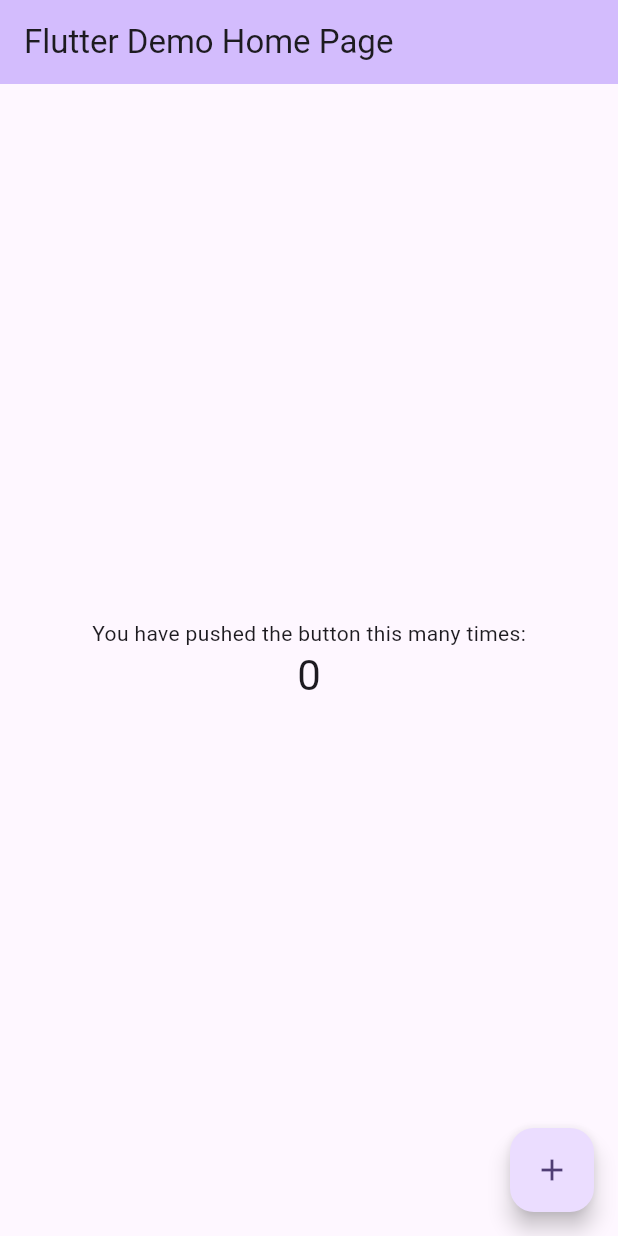
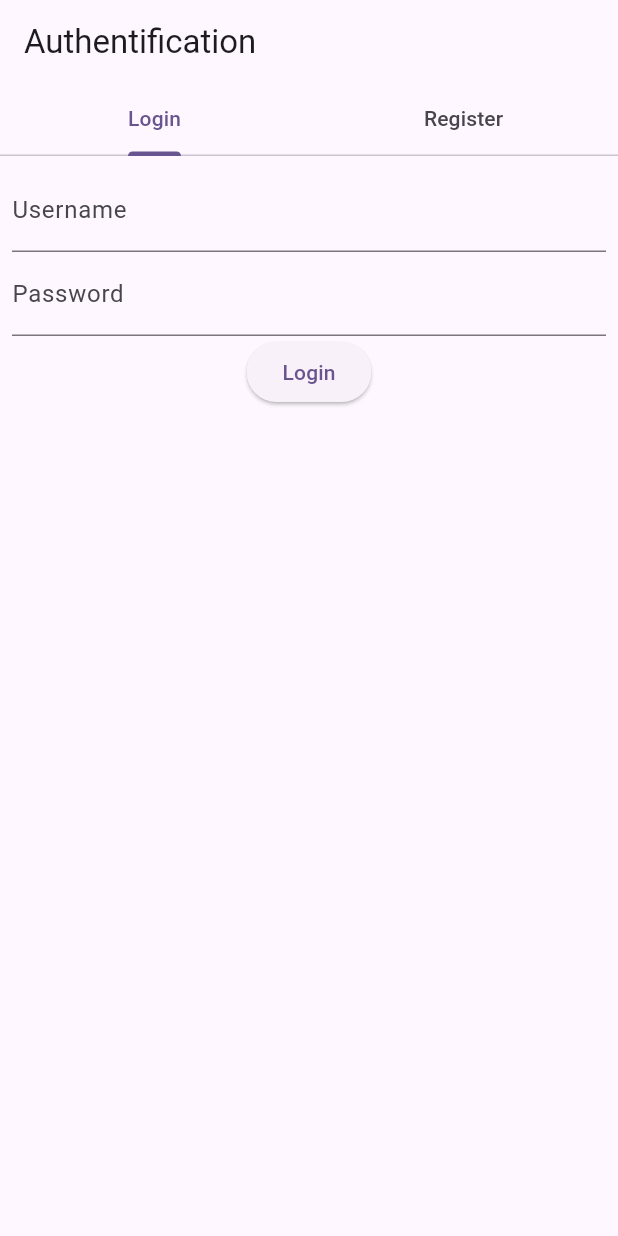
Before and after one commit to elemouellic/FrontCovoiturage, a Flutter app: the screen it shows after launch, on a phone screen of 412 x 824 dp. Run offline on Flutter 3.47's test engine with Material 3 defaults, Android fonts, the phone set to English and light mode, and no system bars; our stand-ins replace shared_preferences.

```diff
--- a/lib/main.dart
+++ b/lib/main.dart
@@ -1,4 +1,6 @@
+// lib/main.dart
 import 'package:flutter/material.dart';
+import 'package:frontcovoiturage/pages/auth_page.dart';
 
 void main() {
   runApp(const MyApp());
@@ -7,119 +9,15 @@ void main() {
 class MyApp extends StatelessWidget {
   const MyApp({super.key});
 
-  // This widget is the root of your application.
   @override
   Widget build(BuildContext context) {
     return MaterialApp(
       title: 'Flutter Demo',
       theme: ThemeData(
-        // This is the theme of your application.
-        //
-        // TRY THIS: Try running your application with "flutter run". You'll see
-        // the application has a purple toolbar. Then, without quitting the app,
-        // try changing the seedColor in the colorScheme below to Colors.green
-        // and then invoke "hot reload" (save your changes or press the "hot
-        // reload" button in a Flutter-supported IDE, or press "r" if you used
-        // the command line to start the app).
-        //
-        // Notice that the counter didn't reset back to zero; the application
-        // state is not lost during the reload. To reset the state, use hot
-        // restart instead.
-        //
-        // This works for code too, not just values: Most code changes can be
-        // tested with just a hot reload.
         colorScheme: ColorScheme.fromSeed(seedColor: Colors.deepPurple),
         useMaterial3: true,
       ),
-      home: const MyHomePage(title: 'Flutter Demo Home Page'),
+      home: const AuthPage(),
     );
   }
 }
-
-class MyHomePage extends StatefulWidget {
-  const MyHomePage({super.key, required this.title});
-
-  // This widget is the home page of your application. It is stateful, meaning
-  // that it has a State object (defined below) that contains fields that affect
-  // how it looks.
-
-  // This class is the configuration for the state. It holds the values (in this
-  // case the title) provided by the parent (in this case the App widget) and
-  // used by the build method of the State. Fields in a Widget subclass are
-  // always marked "final".
-
-  final String title;
-
-  @override
-  State<MyHomePage> createState() => _MyHomePageState();
-}
-
-class _MyHomePageState extends State<MyHomePage> {
-  int _counter = 0;
-
-  void _incrementCounter() {
-    setState(() {
-      // This call to setState tells the Flutter framework that something has
-      // changed in this State, which causes it to rerun the build method below
-      // so that the display can reflect the updated values. If we changed
-      // _counter without calling setState(), then the build method would not be
-      // called again, and so nothing would appear to happen.
-      _counter++;
-    });
-  }
-
-  @override
-  Widget build(BuildContext context) {
-    // This method is rerun every time setState is called, for instance as done
-    // by the _incrementCounter method above.
-    //
-    // The Flutter framework has been optimized to make rerunning build methods
-    // fast, so that you can just rebuild anything that needs updating rather
-    // than having to individually change instances of widgets.
-    return Scaffold(
-      appBar: AppBar(
-        // TRY THIS: Try changing the color here to a specific color (to
-        // Colors.amber, perhaps?) and trigger a hot reload to see the AppBar
-        // change color while the other colors stay the same.
-        backgroundColor: Theme.of(context).colorScheme.inversePrimary,
-        // Here we take the value from the MyHomePage object that was created by
-        // the App.build method, and use it to set our appbar title.
-        title: Text(widget.title),
-      ),
-      body: Center(
-        // Center is a layout widget. It takes a single child and positions it
-        // in the middle of the parent.
-        child: Column(
-          // Column is also a layout widget. It takes a list of children and
-          // arranges them vertically. By default, it sizes itself to fit its
-          // children horizontally, and tries to be as tall as its parent.
-          //
-          // Column has various properties to control how it sizes itself and
-          // how it positions its children. Here we use mainAxisAlignment to
-          // center the children vertically; the main axis here is the vertical
-          // axis because Columns are vertical (the cross axis would be
-          // horizontal).
-          //
-          // TRY THIS: Invoke "debug painting" (choose the "Toggle Debug Paint"
-          // action in the IDE, or press "p" in the console), to see the
-          // wireframe for each widget.
-          mainAxisAlignment: MainAxisAlignment.center,
-          children: <Widget>[
-            const Text(
-              'You have pushed the button this many times:',
-            ),
-            Text(
-              '$_counter',
-              style: Theme.of(context).textTheme.headlineMedium,
-            ),
-          ],
-        ),
-      ),
-      floatingActionButton: FloatingActionButton(
-        onPressed: _incrementCounter,
-        tooltip: 'Increment',
-        child: const Icon(Icons.add),
-      ), // This trailing comma makes auto-formatting nicer for build methods.
-    );
-  }
-}
--- /dev/null
+++ b/lib/pages/auth_page.dart
@@ -0,0 +1,34 @@
+// lib/pages/auth_page.dart
+import 'package:flutter/material.dart';
+import 'package:frontcovoiturage/pages/login_page.dart';
+import 'package:frontcovoiturage/pages/register_page.dart'; // Assurez-vous d'avoir une page d'inscription
+
+/// Page to authenticate
+class AuthPage extends StatelessWidget {
+  const AuthPage({super.key});
+
+  /// Build the widget
+  @override
+  Widget build(BuildContext context) {
+    return DefaultTabController(
+      length: 2,
+      child: Scaffold(
+        appBar: AppBar(
+          title: const Text('Authentification'),
+          bottom: const TabBar(
+            tabs: [
+              Tab(text: 'Login'),
+              Tab(text: 'Register'),
+            ],
+          ),
+        ),
+        body: TabBarView(
+          children: [
+            LoginPage(),
+            RegisterPage(), // Assurez-vous d'avoir une page d'inscription
+          ],
+        ),
+      ),
+    );
+  }
+}
--- /dev/null
+++ b/lib/pages/login_page.dart
@@ -0,0 +1,59 @@
+// lib/pages/login_page.dart
+import 'package:flutter/material.dart';
+import 'package:frontcovoiturage/services/authentication_service.dart';
+
+/// Page to login
+class LoginPage extends StatefulWidget {
+  const LoginPage({super.key});
+
+  /// Create the state of the widget
+  @override
+  LoginPageState createState() => LoginPageState();
+}
+
+/// State of the LoginPage
+class LoginPageState extends State<LoginPage> {
+  final _usernameController = TextEditingController();
+  final _passwordController = TextEditingController();
+  final _authService = AuthenticationService();
+
+  void _login() async {
+    final username = _usernameController.text;
+    final password = _passwordController.text;
+
+    final success = await _authService.login(username, password);
+
+    if (success) {
+      // Navigate to the next page
+    } else {
+      // Show an error message
+    }
+  }
+
+  /// Build the widget
+  @override
+  Widget build(BuildContext context) {
+    return Scaffold(
+      body: Padding(
+        padding: const EdgeInsets.all(8.0),
+        child: Column(
+          children: [
+            TextField(
+              controller: _usernameController,
+              decoration: const InputDecoration(labelText: 'Username'),
+            ),
+            TextField(
+              controller: _passwordController,
+              decoration: const InputDecoration(labelText: 'Password'),
+              obscureText: true,
+            ),
+            ElevatedButton(
+              onPressed: _login,
+              child: const Text('Login'),
+            ),
+          ],
+        ),
+      ),
+    );
+  }
+}
--- a/pubspec.yaml
+++ b/pubspec.yaml
@@ -30,6 +30,8 @@ environment:
 dependencies:
   flutter:
     sdk: flutter
+  http: ^1.2.1
+  shared_preferences: ^2.0.6
 
 
   # The following adds the Cupertino Icons font to your application.
```
Also changed, not shown: lib/pages/home_page.dart (added, +18 -0 lines), lib/pages/profile_page.dart (added, +127 -0 lines), lib/pages/register_page.dart (added, +91 -0 lines), lib/services/authentication_service.dart (added, +119 -0 lines), pubspec.lock.
